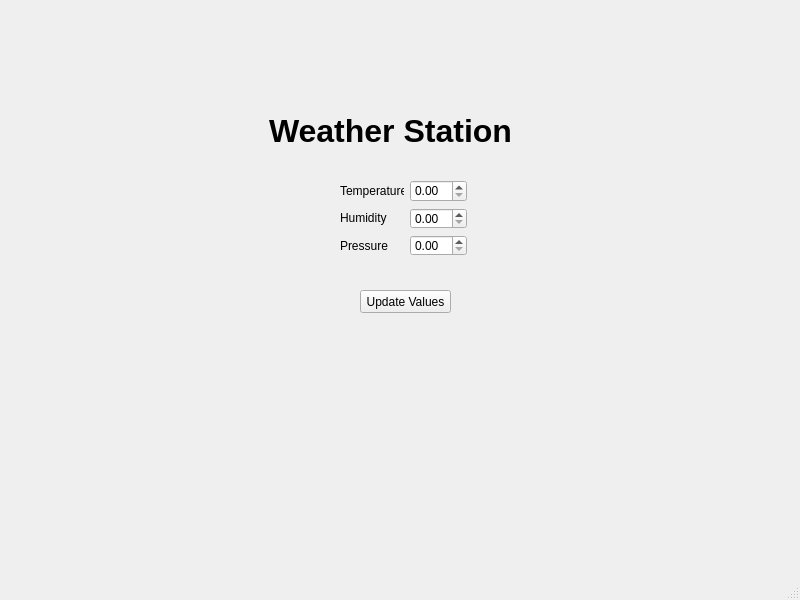
JaimeRios/ObserverPattern_GraphicWeatherStation, file weatherdata.ui: the form before one commit.
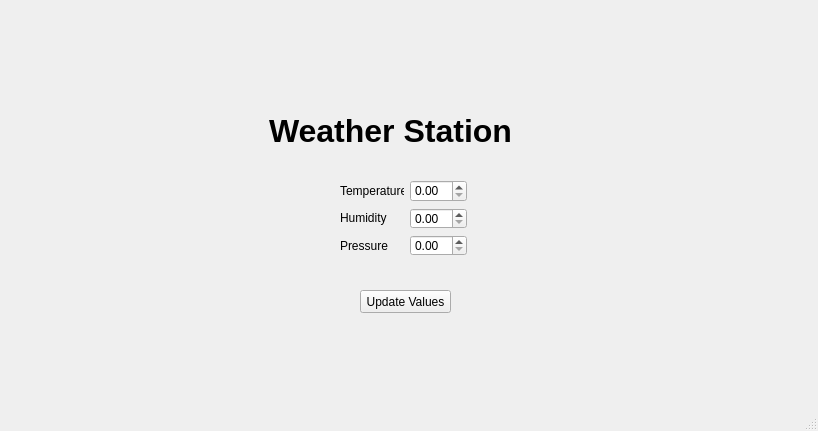
The form after the commit.

The edit to the form file:
```diff
--- a/weatherdata.ui
+++ b/weatherdata.ui
@@ -6,8 +6,8 @@
    <rect>
     <x>0</x>
     <y>0</y>
-    <width>800</width>
-    <height>600</height>
+    <width>818</width>
+    <height>431</height>
    </rect>
   </property>
   <property name="windowTitle">
@@ -50,7 +50,7 @@
      <string>Update Values</string>
     </property>
    </widget>
-   <widget class="QWidget" name="">
+   <widget class="QWidget" name="layoutWidget">
     <property name="geometry">
      <rect>
       <x>340</x>
```
Left out of the diff: 2 changed lines with no effect on the pictures.
